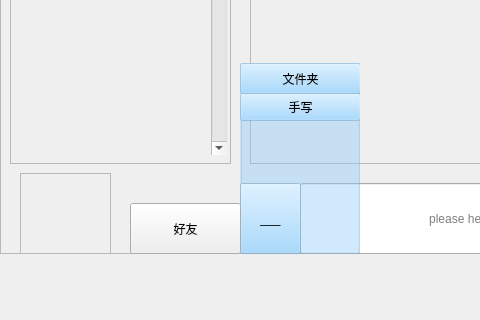
Before: the Qt Designer form mainwindow.ui in liguyano/qt_demo, drawn with Qt 5; both pictures show x 0 to 480 and y 280 to 600 of the 982 by 600 pixel window.
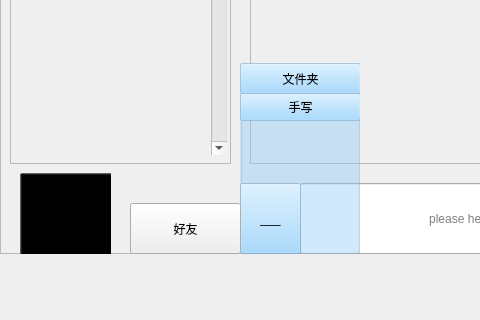
After: the same form once the commit is applied. Icons and pictures are not drawn.

```diff
--- a/mainwindow.ui
+++ b/mainwindow.ui
@@ -291,6 +291,22 @@
            <property name="frameShadow">
                <enum>QFrame::Raised</enum>
            </property>
+           <widget class="QPushButton" name="pushButton_4">
+               <property name="geometry">
+                   <rect>
+                       <x>0</x>
+                       <y>0</y>
+                       <width>93</width>
+                       <height>91</height>
+                   </rect>
+               </property>
+               <property name="styleSheet">
+                   <string notr="true">background-color: transparent;</string>
+               </property>
+               <property name="text">
+                   <string/>
+               </property>
+           </widget>
        </widget>
        <zorder>frame_2</zorder>
        <zorder>textBrowser</zorder>
```
